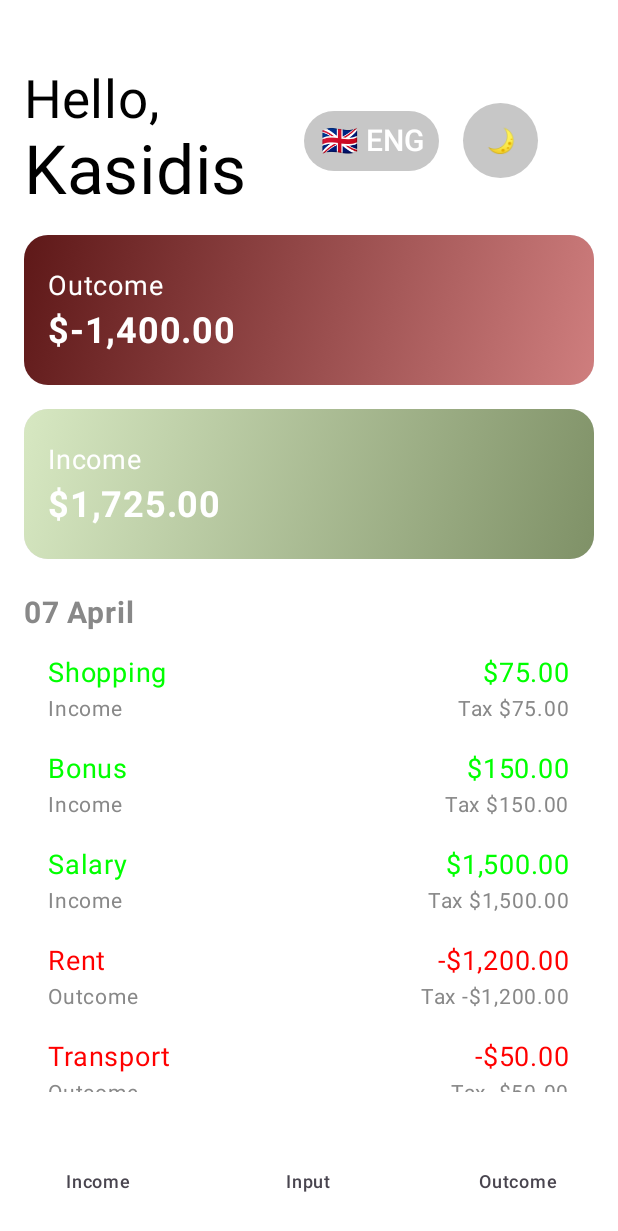
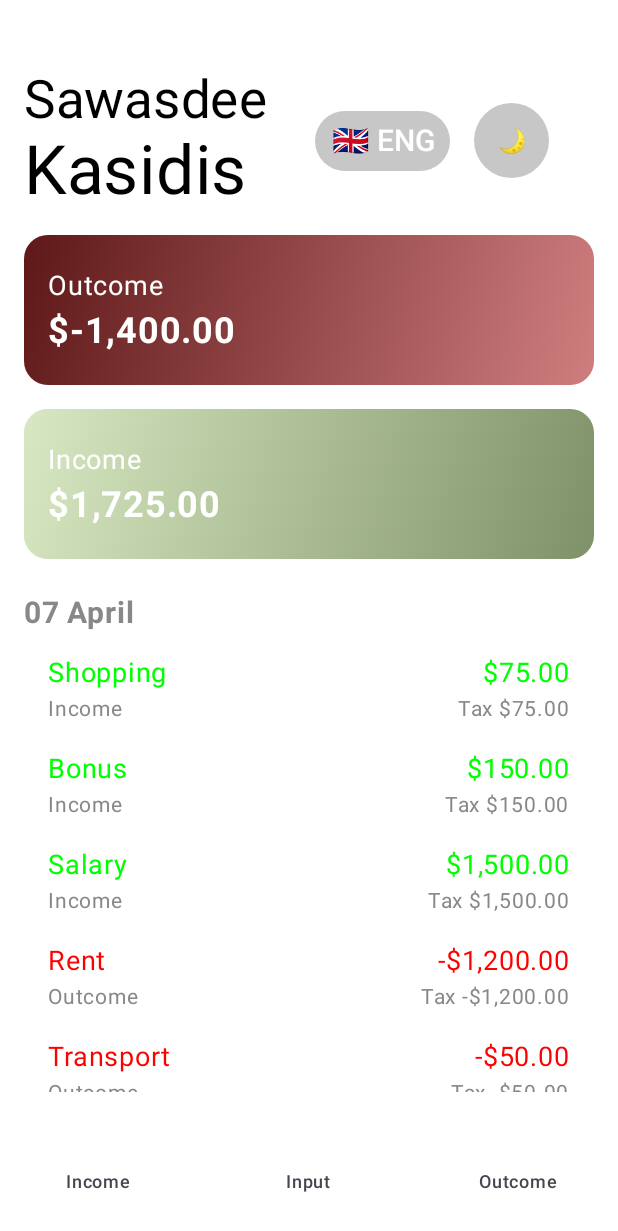
Before and after one commit to KSnie/Android-Project, an Android app built with Jetpack Compose: the screen it shows after launch (MainActivity), on a phone screen of 412 x 824 dp. Shown: the top 1231 px of the screen. Run offline under Robolectric (Android 15) with nearby library versions, the phone set to English and light mode, and no system bars.

Commit message:
change to sawasdde kub

```diff
--- a/app/src/main/java/com/example/projectapp/MainActivity.kt
+++ b/app/src/main/java/com/example/projectapp/MainActivity.kt
@@ -107,12 +107,12 @@ fun HomeScreen(onNavigateToIncome: () -> Unit, onThemeToggle: () -> Unit) {
             modifier = Modifier.fillMaxWidth()
         ) {
             Column {
-                Text(text = "Hello,", fontSize = 35.sp)
-                Text(text = "Kasidis", fontSize = 45.sp)
-            }
+                        Text(text = "Sawasdee", fontSize = 35.sp)
+            Text(text = "Kasidis", fontSize = 45.sp)
+        }
 
-            Row(
-                horizontalArrangement = Arrangement.Center,
+        Row(
+            horizontalArrangement = Arrangement.Center,
                 verticalAlignment = Alignment.CenterVertically,
                 modifier = Modifier.fillMaxWidth()
             ) {
```
